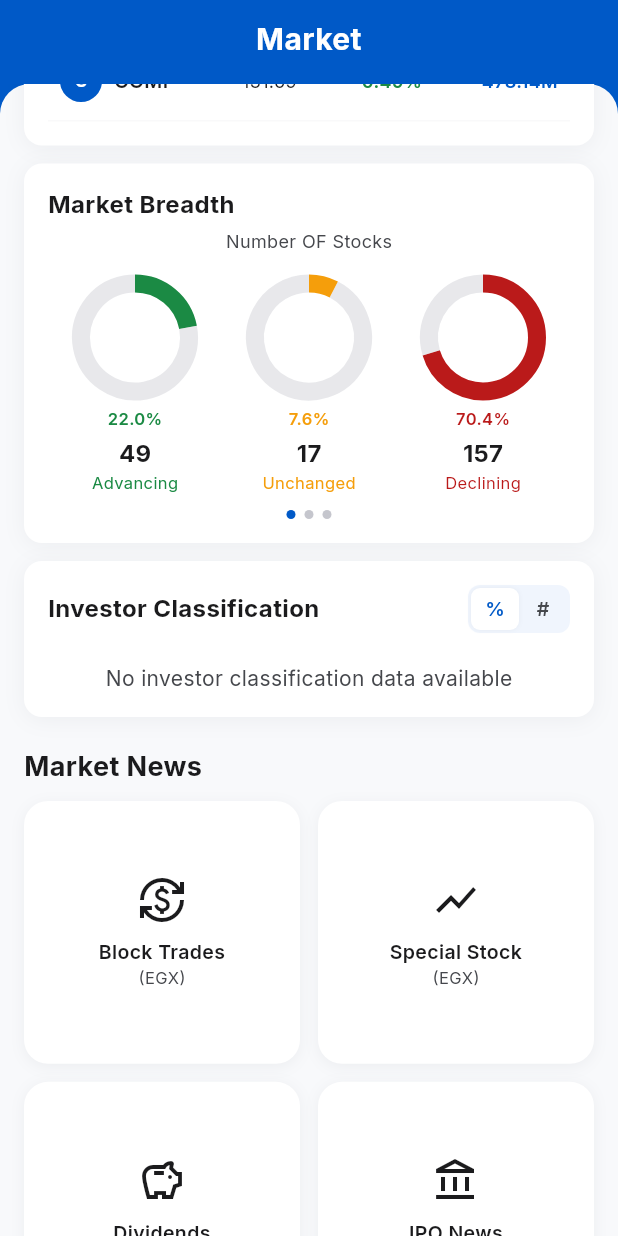
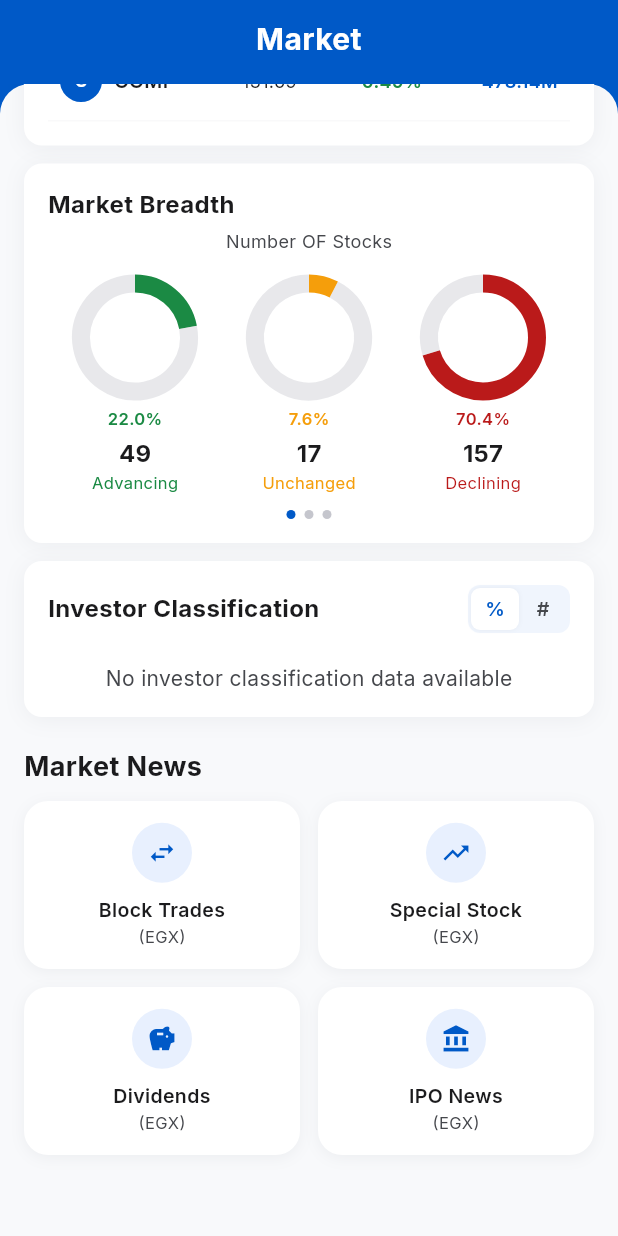
Before and after one commit to hellominamagdy-byte/grw_app, a Flutter app: the MarketScreen screen opened by its route, scrolled down 576 dp, on a phone screen of 412 x 824 dp. Run offline on Flutter 3.47's test engine with Material 3 defaults, Android fonts, the light colour scheme and no system bars; drawn by our look-alikes of fl_chart; our stand-ins replace cached_network_image, flutter_riverpod, go_router, google_fonts; network calls fail.

Commit message:
Refactor Market Screen layout and update news category icons for improved UI. Replaced GridView with a responsive row-based layout for news categories and adjusted icon styles to enhance visual consistency.

```diff
--- a/lib/features/market/market_screen.dart
+++ b/lib/features/market/market_screen.dart
@@ -81,10 +81,10 @@ class _MarketTabState extends State<MarketTab> {
   ];
 
   static const _newsCategories = [
-    (icon: Icons.currency_exchange, title: 'Block Trades', subtitle: '(EGX)'),
-    (icon: Icons.show_chart_outlined, title: 'Special Stock', subtitle: '(EGX)'),
-    (icon: Icons.savings_outlined, title: 'Dividends', subtitle: '(EGX)'),
-    (icon: Icons.account_balance_outlined, title: 'IPO News', subtitle: '(EGX)'),
+    (icon: Icons.swap_horiz, title: 'Block Trades', subtitle: '(EGX)'),
+    (icon: Icons.trending_up, title: 'Special Stock', subtitle: '(EGX)'),
+    (icon: Icons.savings, title: 'Dividends', subtitle: '(EGX)'),
+    (icon: Icons.account_balance, title: 'IPO News', subtitle: '(EGX)'),
   ];
 
   @override
@@ -280,23 +280,44 @@ class _MarketTabState extends State<MarketTab> {
                       ),
                     ),
                     const SizedBox(height: 10),
-                    GridView.builder(
-                      shrinkWrap: true,
-                      physics: const NeverScrollableScrollPhysics(),
-                      gridDelegate:
-                          const SliverGridDelegateWithFixedCrossAxisCount(
-                        crossAxisCount: 2,
-                        mainAxisSpacing: 12,
-                        crossAxisSpacing: 12,
-                        childAspectRatio: 1.05,
-                      ),
-                      itemCount: _newsCategories.length,
-                      itemBuilder: (context, index) {
-                        final item = _newsCategories[index];
-                        return _NewsCategoryCard(
-                          icon: item.icon,
-                          title: item.title,
-                          subtitle: item.subtitle,
+                    LayoutBuilder(
+                      builder: (context, constraints) {
+                        const spacing = 12.0;
+                        const cardHeight = 112.0;
+                        final cardWidth = (constraints.maxWidth - spacing) / 2;
+
+                        Widget row(int left, int right) {
+                          return Row(
+                            children: [
+                              SizedBox(
+                                width: cardWidth,
+                                height: cardHeight,
+                                child: _NewsCategoryCard(
+                                  icon: _newsCategories[left].icon,
+                                  title: _newsCategories[left].title,
+                                  subtitle: _newsCategories[left].subtitle,
+                                ),
+                              ),
+                              const SizedBox(width: spacing),
+                              SizedBox(
+                                width: cardWidth,
+                                height: cardHeight,
+                                child: _NewsCategoryCard(
+                                  icon: _newsCategories[right].icon,
+                                  title: _newsCategories[right].title,
+                                  subtitle: _newsCategories[right].subtitle,
+                                ),
+                              ),
+                            ],
+                          );
+                        }
+
+                        return Column(
+                          children: [
+                            row(0, 1),
+                            const SizedBox(height: spacing),
+                            row(2, 3),
+                          ],
                         );
                       },
                     ),
@@ -899,8 +920,14 @@ class _NewsCategoryCard extends StatelessWidget {
   @override
   Widget build(BuildContext context) {
     final grw = context.grw;
+    final iconBg = context.isDarkMode
+        ? grw.iconCircleBg
+        : const Color(0xFFE8F0FE);
+
     return Container(
-      padding: const EdgeInsets.symmetric(horizontal: 12, vertical: 16),
+      width: double.infinity,
+      height: double.infinity,
+      padding: const EdgeInsets.symmetric(horizontal: 12, vertical: 14),
       decoration: BoxDecoration(
         color: grw.card,
         borderRadius: BorderRadius.circular(16),
@@ -915,10 +942,18 @@ class _NewsCategoryCard extends StatelessWidget {
       child: Column(
         mainAxisAlignment: MainAxisAlignment.center,
         children: [
-          Icon(
-            icon,
-            size: 32,
-            color: grw.textPrimary,
+          Container(
+            width: 40,
+            height: 40,
+            decoration: BoxDecoration(
+              color: iconBg,
+              shape: BoxShape.circle,
+            ),
+            child: Icon(
+              icon,
+              size: 20,
+              color: GrwColors.primary,
+            ),
           ),
           const SizedBox(height: 10),
           Text(
```
